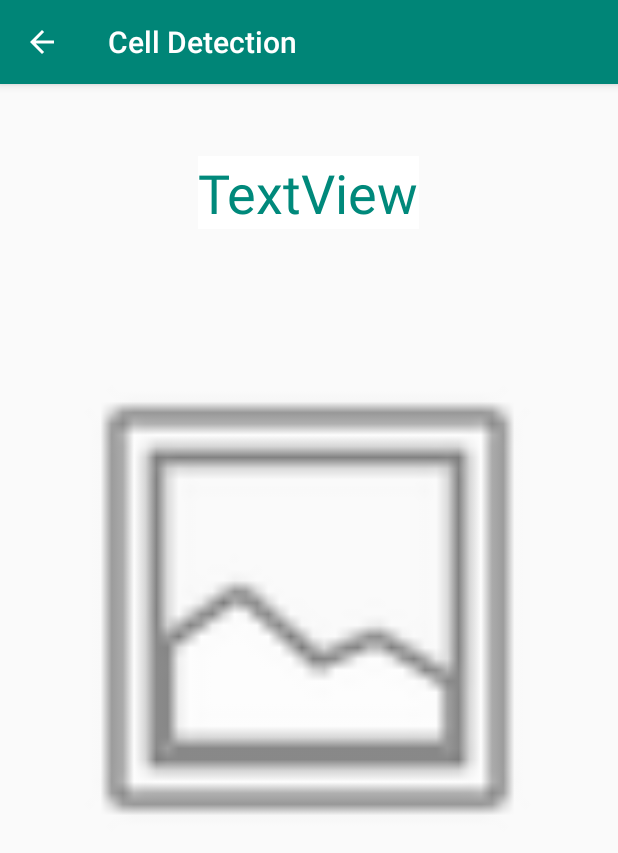
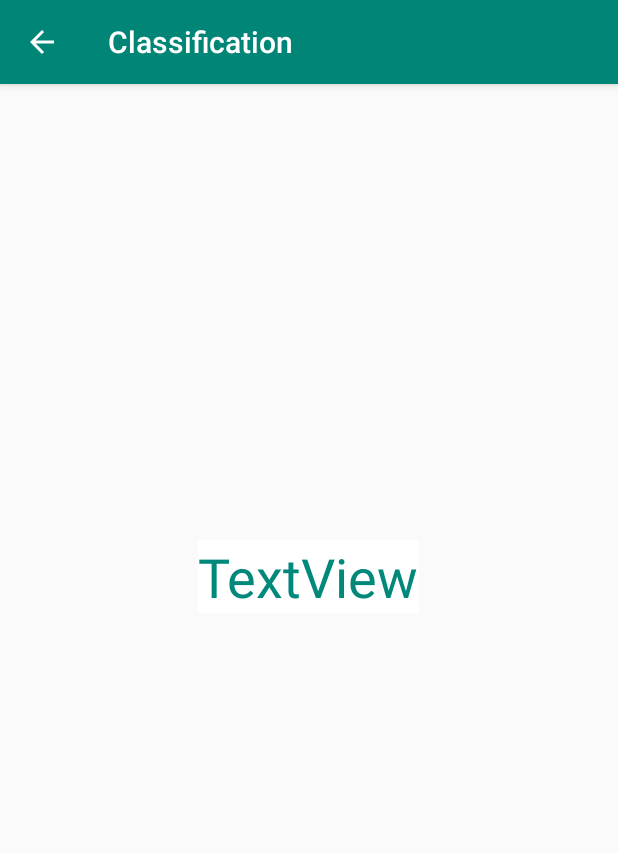
Before and after one commit to akilesh96/Medical_Electronic_Project, an Android app: the DisplayMessageActivity screen opened directly, with no data from a screen before it, on a phone screen of 412 x 824 dp. Shown: the top 853 px of the screen. Run offline under Robolectric (Android 15) with nearby library versions, the phone set to English and light mode, and no system bars; Roboto replaces fonts that are not available here; 2 statements that could not run were skipped.

Commit message:
change for image classification

```diff
--- a/Android Apps/app/src/main/java/com/example/myapplication/DisplayMessageActivity.java
+++ b/Android Apps/app/src/main/java/com/example/myapplication/DisplayMessageActivity.java
@@ -35,7 +35,7 @@ public class DisplayMessageActivity extends AppCompatActivity {
         super.onCreate(savedInstanceState);
         setContentView(R.layout.activity_display_message);
 
-        image1 = (ImageView)findViewById(R.id.imageView);
+//        image1 = (ImageView)findViewById(R.id.imageView);
         startIndex = 0;
 
 
@@ -48,20 +48,20 @@ public class DisplayMessageActivity extends AppCompatActivity {
         try {
             System.out.println(result);
             json = new JSONObject(result);
-            textView.setText("Detected cell Count: "+ json.get("cells_count"));
-            System.out.println(json.getJSONArray("images").length());
-            imageArray = new Bitmap[json.getJSONArray("images").length()];
-            urls = new String[json.getJSONArray("images").length()];
-            for(int i=0;i<urls.length;i++){
-                urls[i] = "http://"+json.getJSONArray("images").getString(i);
-            }
-            endIndex = urls.length-1;
+            textView.setText("Image classified as: "+ json.get("label"));
+//            System.out.println(json.getJSONArray("images").length());
+//            imageArray = new Bitmap[json.getJSONArray("images").length()];
+//            urls = new String[json.getJSONArray("images").length()];
+//            for(int i=0;i<urls.length;i++){
+//                urls[i] = "http://"+json.getJSONArray("images").getString(i);
+//            }
+//            endIndex = urls.length-1;
         } catch (JSONException e) {
             e.printStackTrace();
         }
-        new ImageExtractor().execute();
+//        new ImageExtractor().execute();
 
-        nextImage();
+//        nextImage();
     }
 
     class ImageExtractor extends AsyncTask<Void, Void, Void> {
--- a/Android Apps/app/src/main/res/layout/activity_display_message.xml
+++ b/Android Apps/app/src/main/res/layout/activity_display_message.xml
@@ -10,7 +10,7 @@
         android:id="@+id/editText"
         android:layout_width="wrap_content"
         android:layout_height="wrap_content"
-        android:layout_marginTop="48dp"
+        android:layout_marginTop="304dp"
         android:background="#FFFFFF"
         android:text="@string/textview"
         android:textColor="#00897B"
@@ -20,21 +20,4 @@
         app:layout_constraintStart_toStartOf="parent"
         app:layout_constraintTop_toTopOf="parent" />
 
-    <ImageView
-        android:id="@+id/imageView"
-        android:layout_width="358dp"
-        android:layout_height="458dp"
-        android:layout_marginStart="8dp"
-        android:layout_marginLeft="8dp"
-        android:layout_marginTop="24dp"
-        android:layout_marginEnd="8dp"
-        android:layout_marginRight="8dp"
-        android:contentDescription="@string/todo"
-        android:scaleType="fitCenter"
-        app:layout_constraintEnd_toEndOf="parent"
-        app:layout_constraintHorizontal_bias="0.482"
-        app:layout_constraintStart_toStartOf="parent"
-        app:layout_constraintTop_toBottomOf="@+id/editText"
-        app:srcCompat="@android:drawable/ic_menu_gallery" />
-
 </androidx.constraintlayout.widget.ConstraintLayout>
--- a/Android Apps/app/src/main/res/layout/activity_login.xml
+++ b/Android Apps/app/src/main/res/layout/activity_login.xml
@@ -14,11 +14,10 @@
         android:layout_marginTop="64dp"
 
         android:layout_marginEnd="24dp"
-        android:digits="0123456789."
         android:hint="@string/matlab_api_ip_address"
         android:importantForAutofill="no"
-        android:inputType="number"
-        android:selectAllOnFocus="true"
+        android:inputType="textWebEmailAddress"
+        android:selectAllOnFocus="false"
         app:layout_constraintEnd_toEndOf="parent"
         app:layout_constraintHorizontal_bias="0.0"
         app:layout_constraintStart_toStartOf="parent"
--- a/Android Apps/app/src/main/res/values/strings.xml
+++ b/Android Apps/app/src/main/res/values/strings.xml
@@ -1,13 +1,13 @@
 <resources>
-    <string name="app_name">Cell Detection</string>
+    <string name="app_name">Classification</string>
     <string name="edit_message">Enter a message</string>
     <string name="button_send">Send</string>
     <string name="medical_image">Medical Image</string>
     <string name="select_image">Select Image</string>
-    <string name="app_description">Detect Cells from Image</string>
+    <string name="app_description">Image Classification</string>
     <string name="todo">TODO</string>
     <string name="textview">TextView</string>
-    <string name="detect_cells">Detect Cells</string>
+    <string name="detect_cells">Classify Image</string>
     <string name="title_activity_login">Sign in</string>
     <string name="prompt_email">Email</string>
     <string name="prompt_password">Password</string>
```
Also changed, not shown: Android Apps/app/src/main/java/com/example/myapplication/LoginActivity.java (+21 -21 lines).
